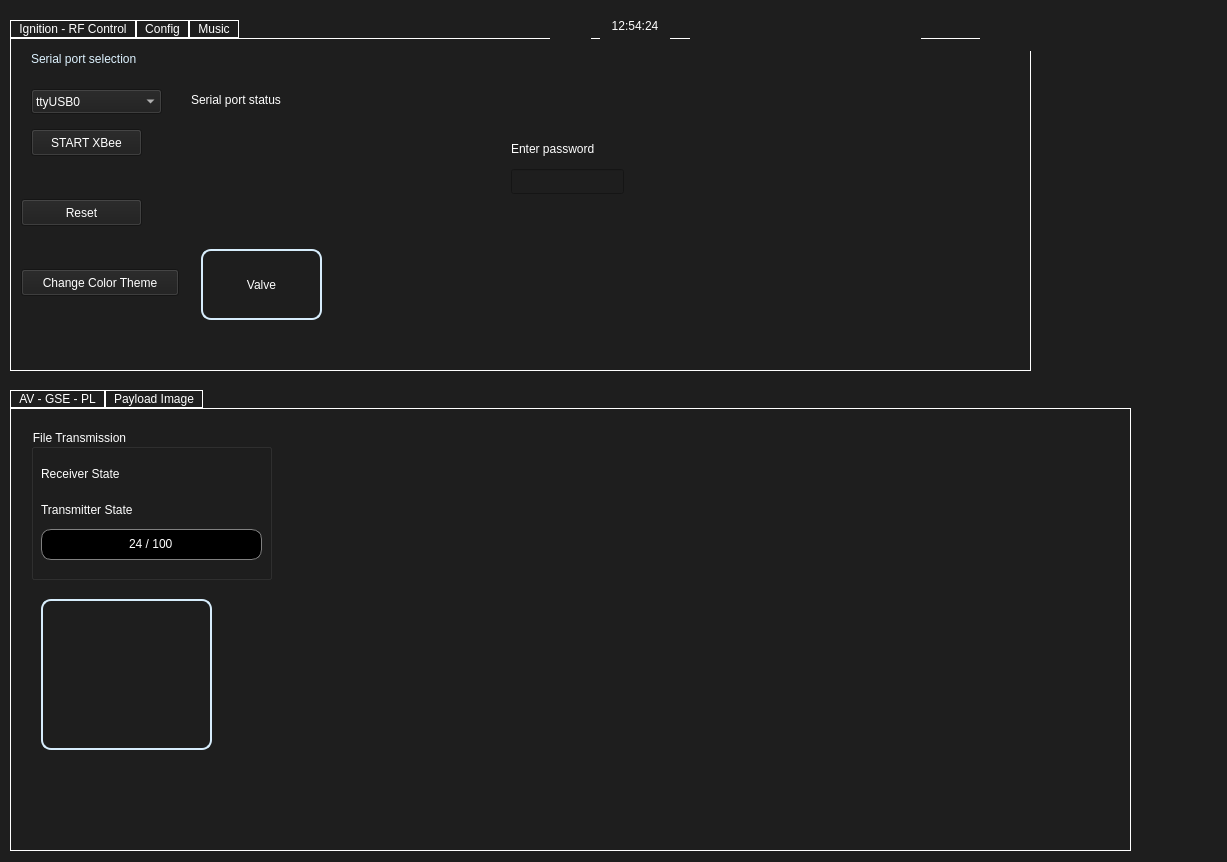
First picture: the form in UI/ui_file/LioTest.ui, repository MorgesHAB/ERT2020GS, before the edit.
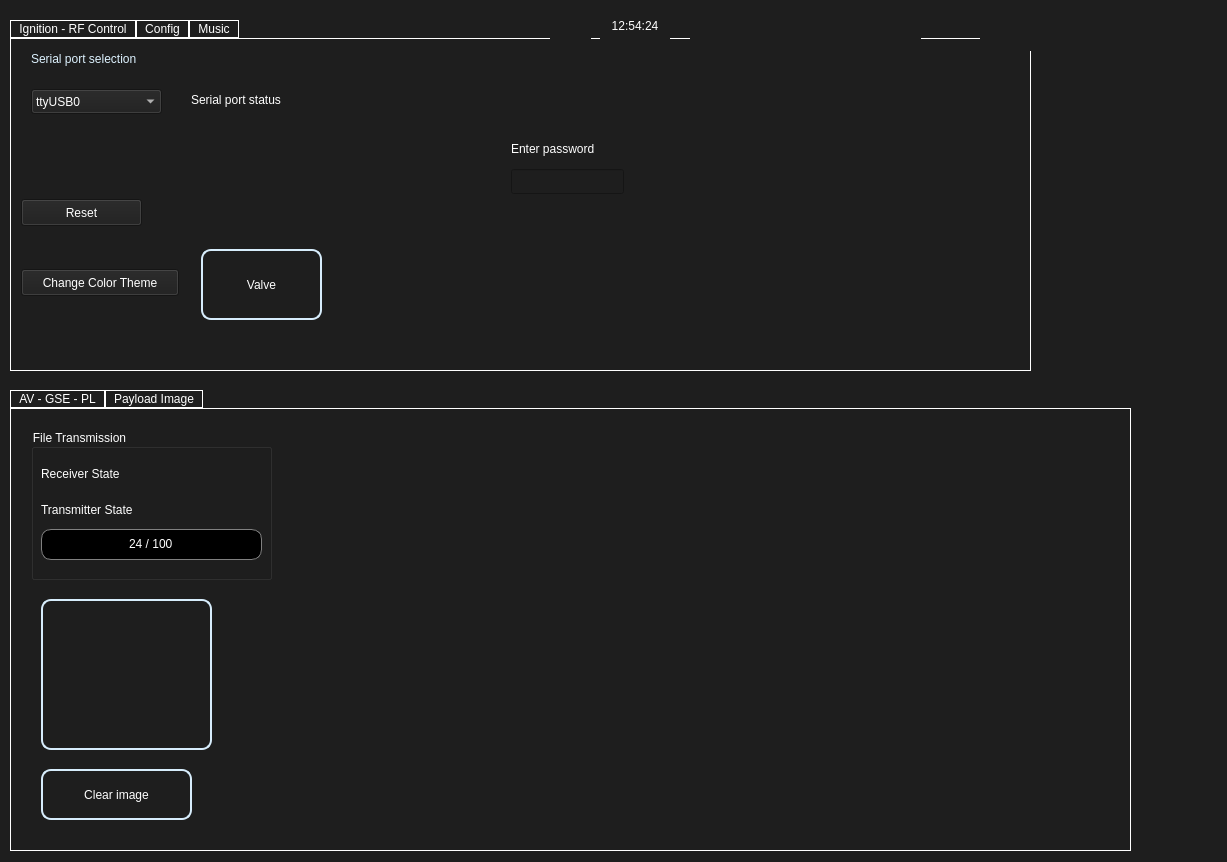
Second picture: the form after the edit. The open tabs and pages were chosen to show the change. Icons and pictures are not drawn.

The edit to the form file:
```diff
--- a/UI/ui_file/LioTest.ui
+++ b/UI/ui_file/LioTest.ui
@@ -990,25 +990,6 @@
       <string>Reset</string>
      </property>
     </widget>
-    <widget class="QPushButton" name="xbee_button_3">
-     <property name="geometry">
-      <rect>
-       <x>20</x>
-       <y>90</y>
-       <width>111</width>
-       <height>27</height>
-      </rect>
-     </property>
-     <property name="minimumSize">
-      <size>
-       <width>100</width>
-       <height>0</height>
-      </size>
-     </property>
-     <property name="text">
-      <string>START XBee</string>
-     </property>
-    </widget>
     <widget class="QLabel" name="serialport_status">
      <property name="geometry">
       <rect>
@@ -2424,8 +2405,8 @@
      <property name="geometry">
       <rect>
        <x>300</x>
-       <y>10</y>
-       <width>671</width>
+       <y>20</y>
+       <width>801</width>
        <height>411</height>
       </rect>
      </property>
@@ -2435,6 +2416,9 @@
      <property name="text">
       <string/>
      </property>
+     <property name="alignment">
+      <set>Qt::AlignCenter</set>
+     </property>
     </widget>
     <widget class="QPushButton" name="file_transmission_button">
      <property name="geometry">
@@ -2580,6 +2564,39 @@
       </property>
      </widget>
     </widget>
+    <widget class="QPushButton" name="clear_image">
+     <property name="geometry">
+      <rect>
+       <x>30</x>
+       <y>360</y>
+       <width>151</width>
+       <height>51</height>
+      </rect>
+     </property>
+     <property name="styleSheet">
+      <string notr="true">QPushButton{
+qproperty-icon: url(:/assets/clear.png);
+qproperty-iconSize: 30px;
+font: 14pt &quot;MS Shell Dlg 2&quot;;
+border: 2px solid;
+border-color: rgb(215, 237, 252);
+border-radius: 10px;
+}
+QPushButton:hover {
+background-color: rgb(35, 35, 35); 
+border: 3px solid;
+border-color: rgb(215, 237, 252);
+}
+QPushButton:pressed {
+border: 4px solid;
+border-color: rgb(92, 242, 135);
+}
+</string>
+     </property>
+     <property name="text">
+      <string>Clear image</string>
+     </property>
+    </widget>
    </widget>
   </widget>
   <widget class="QLabel" name="label_29">
```
Left out of the diff: 8 changed lines with no effect on the pictures.
